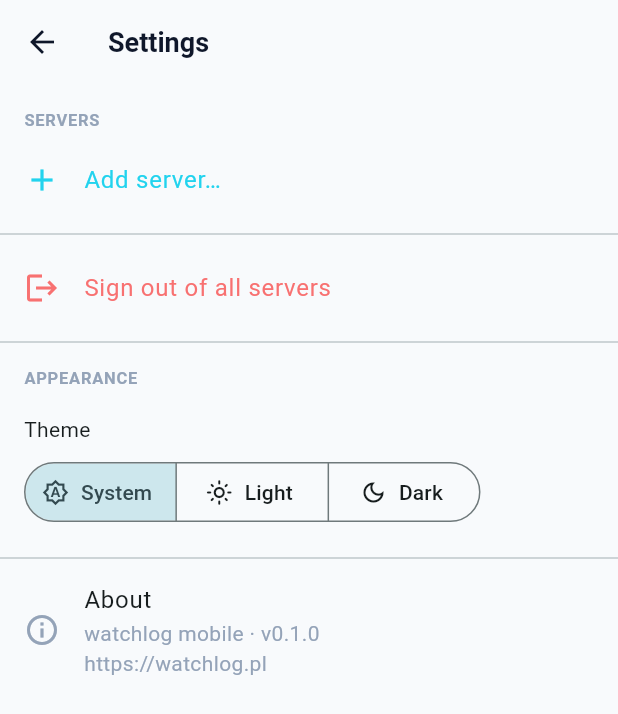
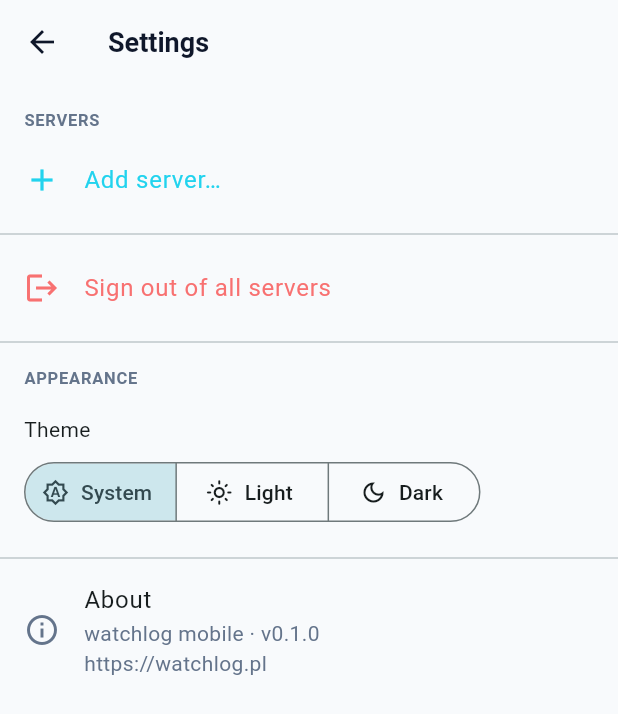
Before and after one commit to Belikebee1/Belikebee1-watchlog_mobile, a Flutter app: the StatusScreen screen opened directly with empty values, after a tap on the "settings" icon, on a phone screen of 412 x 824 dp. Shown: the top 714 px of the screen. Run offline on Flutter 3.47's test engine with Material 3 defaults, Android fonts, the light colour scheme and no system bars; our stand-ins replace dio, firebase_core, firebase_messaging, flutter_local_notifications, flutter_riverpod, flutter_secure_storage; missing offline and left inert: mobile_scanner; accounts and stored records are empty; generated files the repository leaves out were written again.

Commit message:
feat(mobile): full surface-color migration to context.surfaces [Phase 1M.2]
Migrates every screen and widget from static AppColors.{bg,bgElevated,
bgCard,fg,fgMuted,border,codeBg} references to the context-aware
surfaces extension. Light mode now actually looks correct end-to-end:
backgrounds, foreground text, muted captions, borders, code blocks all
flip between palettes when the user toggles appearance.

Mechanical replacement was attempted twice via sed and rolled back
because const widgets containing context.surfaces expressions don't
compile. This commit is the manual file-by-file pass:

- screens/overview_screen.dart: ServerCard surfaces, _CountsStrip
  chips, error/loading variants. _chip helper now takes BuildContext.
- screens/status_screen.dart: action button outlines, empty state
  card, dividers between rows, and _StatusSkeleton's three skeleton
  containers.
- screens/settings_screen.dart: dialog backgrounds, ServerTile colors,
  About row, _SectionHeader label.
- screens/output_screen.dart: code-block container surfaces.
- screens/add_server_screen.dart: first-run hero text + manual setup
  divider.
- screens/pair_screen.dart: manual entry form, scanner error view.
- widgets/check_row.dart: muted title, _smallBtn now takes context.
- widgets/check_explainer_sheet.dart: sheet background, header colors,
  section body text, skeleton placeholders.
- widgets/severity_legend_sheet.dart: sheet background, heading,
  description body.
- widgets/severity_banner.dart: title + subtitle colors, refresh icon.
- widgets/server_header.dart: compact strip + sheet background +
  detail rows + skeleton variant.
- widgets/error_view.dart: title/body, raw-error container.
- widgets/skeleton.dart: pulse color sourced from context surface.

Brand and severity colors (accent/red/yellow/green) intentionally stay
on the static AppColors constants — flipping them between themes would
break the visual language (yellow always means warning, regardless of
appearance).

```diff
--- a/lib/screens/settings_screen.dart
+++ b/lib/screens/settings_screen.dart
@@ -54,7 +54,7 @@ class SettingsScreen extends ConsumerWidget {
               final confirm = await showDialog<bool>(
                 context: context,
                 builder: (ctx) => AlertDialog(
-                  backgroundColor: AppColors.bgElevated,
+                  backgroundColor: ctx.surfaces.bgElevated,
                   title: const Text('Sign out of all servers?'),
                   content: const Text(
                       'This removes every server from this device. You will need to add them again to receive alerts.'),
@@ -84,12 +84,12 @@ class SettingsScreen extends ConsumerWidget {
           const _SectionHeader('Appearance'),
           const _AppearanceTile(),
           const Divider(),
-          const ListTile(
-            leading: Icon(Icons.info_outline, color: AppColors.fgMuted),
-            title: Text('About'),
+          ListTile(
+            leading: Icon(Icons.info_outline, color: context.surfaces.fgMuted),
+            title: const Text('About'),
             subtitle: Text(
               'watchlog mobile · v0.1.0\nhttps://watchlog.pl',
-              style: TextStyle(color: AppColors.fgMuted),
+              style: TextStyle(color: context.surfaces.fgMuted),
             ),
           ),
         ],
@@ -107,8 +107,8 @@ class _SectionHeader extends StatelessWidget {
         padding: const EdgeInsets.fromLTRB(16, 8, 16, 4),
         child: Text(
           label.toUpperCase(),
-          style: const TextStyle(
-            color: AppColors.fgMuted,
+          style: TextStyle(
+            color: context.surfaces.fgMuted,
             fontSize: 11,
             fontWeight: FontWeight.w600,
             letterSpacing: 0.5,
@@ -137,16 +137,16 @@ class _ServerTile extends StatelessWidget {
     return ListTile(
       leading: Icon(
         isActive ? Icons.radio_button_checked : Icons.radio_button_off,
-        color: isActive ? AppColors.accent : AppColors.fgMuted,
+        color: isActive ? AppColors.accent : context.surfaces.fgMuted,
       ),
       title: Text(server.name),
       subtitle: Text(
         server.baseUrl,
-        style: const TextStyle(color: AppColors.fgMuted, fontSize: 12),
+        style: TextStyle(color: context.surfaces.fgMuted, fontSize: 12),
       ),
       onTap: isActive ? null : onSetActive,
       trailing: PopupMenuButton<String>(
-        icon: const Icon(Icons.more_vert, color: AppColors.fgMuted),
+        icon: Icon(Icons.more_vert, color: context.surfaces.fgMuted),
         onSelected: (value) async {
           if (value == 'rename') {
             final newName = await _promptRename(context, server.name);
@@ -157,7 +157,7 @@ class _ServerTile extends StatelessWidget {
             final confirm = await showDialog<bool>(
               context: context,
               builder: (ctx) => AlertDialog(
-                backgroundColor: AppColors.bgElevated,
+                backgroundColor: ctx.surfaces.bgElevated,
                 title: Text('Remove ${server.name}?'),
                 content: const Text(
                     'This stops alerts from this server on this device.'),
@@ -195,7 +195,7 @@ class _ServerTile extends StatelessWidget {
     return showDialog<String>(
       context: context,
       builder: (ctx) => AlertDialog(
-        backgroundColor: AppColors.bgElevated,
+        backgroundColor: ctx.surfaces.bgElevated,
         title: const Text('Rename server'),
         content: TextField(
           controller: controller,
--- a/lib/screens/status_screen.dart
+++ b/lib/screens/status_screen.dart
@@ -81,7 +81,7 @@ class _StatusScreenState extends ConsumerState<StatusScreen> {
     final confirm = await showDialog<bool>(
       context: context,
       builder: (ctx) => AlertDialog(
-        backgroundColor: AppColors.bgElevated,
+        backgroundColor: ctx.surfaces.bgElevated,
         title: const Text('Apply security updates?'),
         content: const Text(
           'This will run `unattended-upgrade -v` on the server. '
@@ -280,8 +280,8 @@ class _StatusScreenState extends ConsumerState<StatusScreen> {
                 icon: const Icon(Icons.refresh),
                 label: const Text('Run now'),
                 style: OutlinedButton.styleFrom(
-                  side: const BorderSide(color: AppColors.border),
-                  foregroundColor: AppColors.fg,
+                  side: BorderSide(color: context.surfaces.border),
+                  foregroundColor: context.surfaces.fg,
                   padding: const EdgeInsets.symmetric(vertical: 12),
                 ),
               ),
@@ -296,14 +296,14 @@ class _StatusScreenState extends ConsumerState<StatusScreen> {
             child: Padding(
               padding: const EdgeInsets.all(24),
               child: Column(
-                children: const [
-                  Text('✅', style: TextStyle(fontSize: 48)),
-                  SizedBox(height: 8),
+                children: [
+                  const Text('✅', style: TextStyle(fontSize: 48)),
+                  const SizedBox(height: 8),
                   Text('All checks passing.',
-                      style: TextStyle(color: AppColors.fg)),
-                  SizedBox(height: 4),
+                      style: TextStyle(color: context.surfaces.fg)),
+                  const SizedBox(height: 4),
                   Text('Nothing to act on.',
-                      style: TextStyle(color: AppColors.fgMuted)),
+                      style: TextStyle(color: context.surfaces.fgMuted)),
                 ],
               ),
             ),
@@ -314,7 +314,7 @@ class _StatusScreenState extends ConsumerState<StatusScreen> {
               children: [
                 for (var i = 0; i < rows.length; i++) ...[
                   if (i > 0)
-                    const Divider(height: 1, color: AppColors.border),
+                    Divider(height: 1, color: context.surfaces.border),
                   CheckRow(
                     data: rows[i],
                     onSnooze: () => _onSnooze(rows[i].check),
@@ -400,20 +400,20 @@ class _StatusSkeleton extends StatelessWidget {
           Container(
             padding: const EdgeInsets.symmetric(horizontal: 12, vertical: 10),
             decoration: BoxDecoration(
-              color: AppColors.bgElevated,
+              color: context.surfaces.bgElevated,
               borderRadius: BorderRadius.circular(8),
-              border: Border.all(color: AppColors.border),
+              border: Border.all(color: context.surfaces.border),
             ),
             child: Row(
-              children: const [
+              children: [
                 Icon(Icons.dns_outlined,
-                    size: 18, color: AppColors.fgMuted),
-                SizedBox(width: 8),
-                Skeleton(width: 100, height: 12),
-                SizedBox(width: 12),
-                Skeleton(width: 80, height: 12),
-                SizedBox(width: 12),
-                Skeleton(width: 60, height: 12),
+                    size: 18, color: context.surfaces.fgMuted),
+                const SizedBox(width: 8),
+                const Skeleton(width: 100, height: 12),
+                const SizedBox(width: 12),
+                const Skeleton(width: 80, height: 12),
+                const SizedBox(width: 12),
+                const Skeleton(width: 60, height: 12),
               ],
             ),
           ),
@@ -422,9 +422,9 @@ class _StatusSkeleton extends StatelessWidget {
           Container(
             height: 90,
             decoration: BoxDecoration(
-              color: AppColors.bgElevated,
+              color: context.surfaces.bgElevated,
               borderRadius: BorderRadius.circular(12),
-              border: Border.all(color: AppColors.border),
+              border: Border.all(color: context.surfaces.border),
             ),
             padding: const EdgeInsets.all(16),
             child: Column(
@@ -463,9 +463,9 @@ class _StatusSkeleton extends StatelessWidget {
               padding: const EdgeInsets.all(16),
               margin: const EdgeInsets.only(bottom: 8),
               decoration: BoxDecoration(
-                color: AppColors.bgElevated,
+                color: context.surfaces.bgElevated,
                 borderRadius: BorderRadius.circular(8),
-                border: Border.all(color: AppColors.border),
+                border: Border.all(color: context.surfaces.border),
               ),
               child: Row(
                 crossAxisAlignment: CrossAxisAlignment.start,
--- a/lib/widgets/server_header.dart
+++ b/lib/widgets/server_header.dart
@@ -42,21 +42,22 @@ class _HeaderSkeleton extends StatelessWidget {
       child: Container(
         padding: const EdgeInsets.symmetric(horizontal: 12, vertical: 10),
         decoration: BoxDecoration(
-          color: AppColors.bgElevated,
+          color: context.surfaces.bgElevated,
           borderRadius: BorderRadius.circular(8),
-          border: Border.all(color: AppColors.border),
+          border: Border.all(color: context.surfaces.border),
         ),
         child: Row(
-          children: const [
-            Icon(Icons.dns_outlined, size: 18, color: AppColors.fgMuted),
-            SizedBox(width: 8),
-            Skeleton(width: 100, height: 12),
-            SizedBox(width: 12),
-            Skeleton(width: 80, height: 12),
-            SizedBox(width: 12),
-            Skeleton(width: 60, height: 12),
-            Spacer(),
-            Icon(Icons.chevron_right, size: 18, color: AppColors.fgMuted),
+          children: [
+            Icon(Icons.dns_outlined, size: 18, color: context.surfaces.fgMuted),
+            const SizedBox(width: 8),
+            const Skeleton(width: 100, height: 12),
+            const SizedBox(width: 12),
+            const Skeleton(width: 80, height: 12),
+            const SizedBox(width: 12),
+            const Skeleton(width: 60, height: 12),
+            const Spacer(),
+            Icon(Icons.chevron_right,
+                size: 18, color: context.surfaces.fgMuted),
           ],
         ),
       ),
@@ -80,14 +81,14 @@ class _CompactStrip extends StatelessWidget {
       child: Container(
         padding: const EdgeInsets.symmetric(horizontal: 12, vertical: 10),
         decoration: BoxDecoration(
-          color: AppColors.bgElevated,
+          color: context.surfaces.bgElevated,
           borderRadius: BorderRadius.circular(8),
-          border: Border.all(color: AppColors.border),
+          border: Border.all(color: context.surfaces.border),
         ),
         child: Row(
           children: [
-            const Icon(Icons.dns_outlined,
-                size: 18, color: AppColors.fgMuted),
+            Icon(Icons.dns_outlined,
+                size: 18, color: context.surfaces.fgMuted),
             const SizedBox(width: 8),
             Expanded(
               child: Wrap(
@@ -95,8 +96,7 @@ class _CompactStrip extends StatelessWidget {
                 runSpacing: 4,
                 crossAxisAlignment: WrapCrossAlignment.center,
                 children: [
-                  if (osLabel != null)
-                    _ChipText(text: osLabel, icon: null),
+                  if (osLabel != null) _ChipText(text: osLabel, icon: null),
                   if (info.kernel != null)
                     _ChipText(
                       text: info.kernel!,
@@ -115,8 +115,8 @@ class _CompactStrip extends StatelessWidget {
                 ],
               ),
             ),
-            const Icon(Icons.chevron_right,
-                size: 18, color: AppColors.fgMuted),
+            Icon(Icons.chevron_right,
+                size: 18, color: context.surfaces.fgMuted),
           ],
         ),
       ),
@@ -153,14 +153,14 @@ class _ChipText extends StatelessWidget {
       mainAxisSize: MainAxisSize.min,
       children: [
         if (icon != null) ...[
-          Icon(icon, size: 13, color: AppColors.fgMuted),
+          Icon(icon, size: 13, color: context.surfaces.fgMuted),
           const SizedBox(width: 4),
         ],
         Flexible(
           child: Text(
             text,
-            style: const TextStyle(
-              color: AppColors.fg,
+            style: TextStyle(
+              color: context.surfaces.fg,
               fontSize: 12,
               fontFamily: 'monospace',
             ),
@@ -182,7 +182,7 @@ class _HostInfoSheet extends StatelessWidget {
   static Future<void> show(BuildContext context, {required HostInfo info}) {
     return showModalBottomSheet<void>(
       context: context,
-      backgroundColor: AppColors.bgElevated,
+      backgroundColor: context.surfaces.bgElevated,
       isScrollControlled: true,
       shape: const RoundedRectangleBorder(
         borderRadius: BorderRadius.vertical(top: Radius.circular(16)),
@@ -205,7 +205,7 @@ class _HostInfoSheet extends StatelessWidget {
                 width: 36,
                 height: 4,
                 decoration: BoxDecoration(
-                  color: AppColors.fgMuted.withValues(alpha: 0.3),
+                  color: context.surfaces.fgMuted.withValues(alpha: 0.3),
                   borderRadius: BorderRadius.circular(2),
                 ),
               ),
@@ -213,8 +213,8 @@ class _HostInfoSheet extends StatelessWidget {
             const SizedBox(height: 16),
             Text(
               info.fqdn ?? info.hostname,
-              style: const TextStyle(
-                color: AppColors.fg,
+              style: TextStyle(
+                color: context.surfaces.fg,
                 fontWeight: FontWeight.w800,
                 fontSize: 18,
               ),
@@ -222,8 +222,8 @@ class _HostInfoSheet extends StatelessWidget {
             if (info.fqdn != null && info.fqdn != info.hostname)
               Text(
                 info.hostname,
-                style: const TextStyle(
-                  color: AppColors.fgMuted,
+                style: TextStyle(
+                  color: context.surfaces.fgMuted,
                   fontSize: 12,
                   fontFamily: 'monospace',
                 ),
@@ -326,8 +326,8 @@ class _DetailRow extends StatelessWidget {
             width: 130,
             child: Text(
               label,
-              style: const TextStyle(
-                color: AppColors.fgMuted,
+              style: TextStyle(
+                color: context.surfaces.fgMuted,
                 fontSize: 13,
               ),
             ),
@@ -336,7 +336,7 @@ class _DetailRow extends StatelessWidget {
             child: SelectableText(
               value,
               style: TextStyle(
-                color: AppColors.fg,
+                color: context.surfaces.fg,
                 fontSize: 13,
                 fontFamily: monospace ? 'monospace' : null,
               ),
--- a/lib/widgets/severity_banner.dart
+++ b/lib/widgets/severity_banner.dart
@@ -6,7 +6,8 @@ import '../theme.dart';
 class SeverityBanner extends StatelessWidget {
   final Status? status;
   final VoidCallback onRefresh;
-  const SeverityBanner({super.key, required this.status, required this.onRefresh});
+  const SeverityBanner(
+      {super.key, required this.status, required this.onRefresh});
 
   @override
   Widget build(BuildContext context) {
@@ -15,9 +16,9 @@ class SeverityBanner extends StatelessWidget {
         child: Padding(
           padding: const EdgeInsets.all(16),
           child: Row(
-            children: const [
-              Text('⏳', style: TextStyle(fontSize: 32)),
-              SizedBox(width: 16),
+            children: [
+              const Text('⏳', style: TextStyle(fontSize: 32)),
+              const SizedBox(width: 16),
               Expanded(
                 child: Column(
                   crossAxisAlignment: CrossAxisAlignment.start,
@@ -26,12 +27,12 @@ class SeverityBanner extends StatelessWidget {
                         style: TextStyle(
                             fontSize: 16,
                             fontWeight: FontWeight.w600,
-                            color: AppColors.fg)),
-                    SizedBox(height: 4),
+                            color: context.surfaces.fg)),
+                    const SizedBox(height: 4),
                     Text(
                       'Run watchlog at least once on the server.',
-                      style:
-                          TextStyle(color: AppColors.fgMuted, fontSize: 13),
+                      style: TextStyle(
+                          color: context.surfaces.fgMuted, fontSize: 13),
                     ),
                   ],
                 ),
@@ -70,21 +71,21 @@ class SeverityBanner extends StatelessWidget {
                 crossAxisAlignment: CrossAxisAlignment.start,
                 children: [
                   Text(title,
-                      style: const TextStyle(
+                      style: TextStyle(
                           fontSize: 16,
                           fontWeight: FontWeight.w600,
-                          color: AppColors.fg)),
+                          color: context.surfaces.fg)),
                   const SizedBox(height: 4),
                   Text(
                     '${s.host} · v${s.watchlogVersion} · $ageStr',
-                    style: const TextStyle(
-                        color: AppColors.fgMuted, fontSize: 12),
+                    style: TextStyle(
+                        color: context.surfaces.fgMuted, fontSize: 12),
                   ),
                 ],
               ),
             ),
             IconButton(
-              icon: const Icon(Icons.refresh, color: AppColors.fgMuted),
+              icon: Icon(Icons.refresh, color: context.surfaces.fgMuted),
               onPressed: onRefresh,
               tooltip: 'Refresh',
             ),
--- a/lib/widgets/skeleton.dart
+++ b/lib/widgets/skeleton.dart
@@ -71,7 +71,7 @@ class _SkeletonState extends State<Skeleton>
         // screens with many skeletons at once.
         final t = (controller.value * 2 - 1).abs();
         final alpha = 0.35 + 0.30 * t;
-        final color = AppColors.fgMuted.withValues(alpha: alpha * 0.4);
+        final color = context.surfaces.fgMuted.withValues(alpha: alpha * 0.4);
         return Container(
           margin: widget.margin,
           width: widget.width,
```
Also changed, not shown: lib/screens/add_server_screen.dart (+10 -8 lines), lib/screens/output_screen.dart (+5 -5 lines), lib/screens/overview_screen.dart (+25 -24 lines), lib/screens/pair_screen.dart (+8 -8 lines), lib/widgets/check_explainer_sheet.dart (+11 -10 lines), lib/widgets/check_row.dart (+9 -8 lines), lib/widgets/error_view.dart (+15 -15 lines), lib/widgets/severity_legend_sheet.dart (+6 -6 lines).
